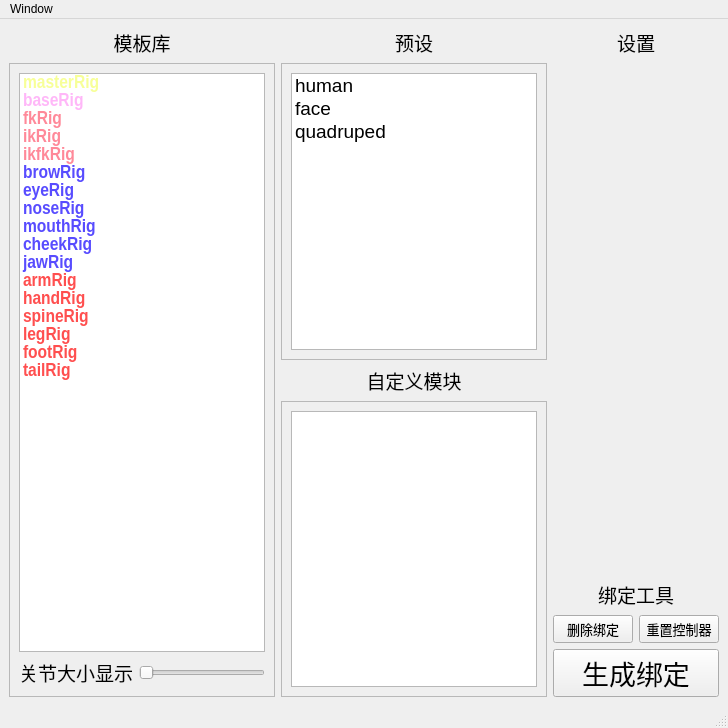
The window that res/ui/bind_modular/ui/bind.ui (MuZiMuZi/muziToolset) describes before a commit, drawn with Qt 5.
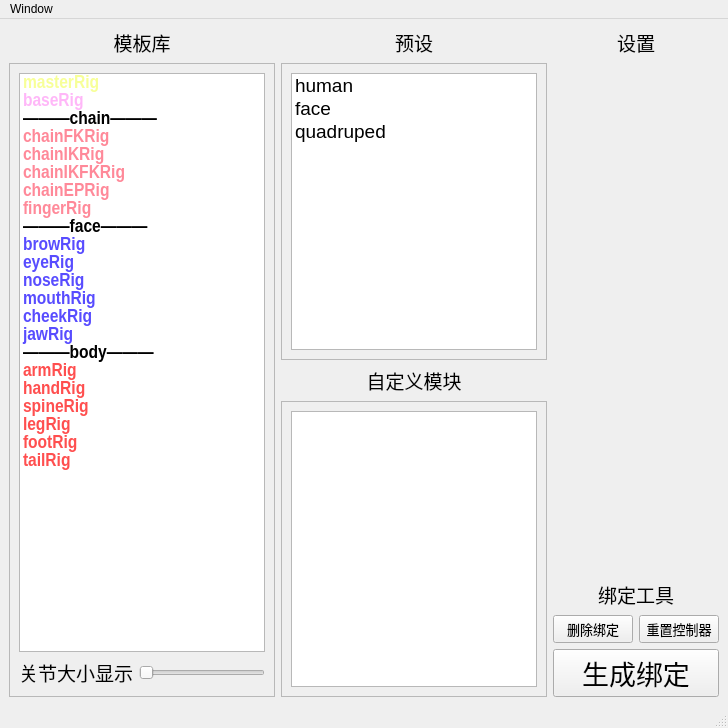
The same window after the commit.

```diff
--- a/res/ui/bind_modular/ui/bind.ui
+++ b/res/ui/bind_modular/ui/bind.ui
@@ -211,7 +211,15 @@
               </item>
               <item>
                <property name="text">
-                <string>fkRig</string>
+                <string>———chain———</string>
+               </property>
+               <property name="flags">
+                <set>NoItemFlags</set>
+               </property>
+              </item>
+              <item>
+               <property name="text">
+                <string>chainFKRig</string>
                </property>
                <property name="background">
                 <brush brushstyle="NoBrush">
@@ -234,7 +242,7 @@
               </item>
               <item>
                <property name="text">
-                <string>ikRig</string>
+                <string>chainIKRig</string>
                </property>
                <property name="foreground">
                 <brush brushstyle="SolidPattern">
@@ -248,7 +256,7 @@
               </item>
               <item>
                <property name="text">
-                <string>ikfkRig</string>
+                <string>chainIKFKRig</string>
                </property>
                <property name="font">
                 <font>
@@ -268,6 +276,42 @@
                 </brush>
                </property>
               </item>
+              <item>
+               <property name="text">
+                <string>chainEPRig</string>
+               </property>
+               <property name="foreground">
+                <brush brushstyle="SolidPattern">
+                 <color alpha="255">
+                  <red>255</red>
+                  <green>137</green>
+                  <blue>153</blue>
+                 </color>
+                </brush>
+               </property>
+              </item>
+              <item>
+               <property name="text">
+                <string>fingerRig</string>
+               </property>
+               <property name="foreground">
+                <brush brushstyle="SolidPattern">
+                 <color alpha="255">
+                  <red>255</red>
+                  <green>137</green>
+                  <blue>153</blue>
+                 </color>
+                </brush>
+               </property>
+              </item>
+              <item>
+               <property name="text">
+                <string>———face———</string>
+               </property>
+               <property name="flags">
+                <set>NoItemFlags</set>
+               </property>
+              </item>
               <item>
                <property name="text">
                 <string>browRig</string>
@@ -352,6 +396,14 @@
                 </brush>
                </property>
               </item>
+              <item>
+               <property name="text">
+                <string>———body———</string>
+               </property>
+               <property name="flags">
+                <set>NoItemFlags</set>
+               </property>
+              </item>
               <item>
                <property name="text">
                 <string>armRig</string>
@@ -590,14 +642,18 @@
            </widget>
           </item>
           <item>
-           <layout class="QVBoxLayout" name="set_layout">
-            <property name="topMargin">
-             <number>9</number>
-            </property>
-            <property name="bottomMargin">
-             <number>9</number>
-            </property>
-           </layout>
+           <widget class="QStackedWidget" name="setting_stack">
+            <widget class="QWidget" name="Page1">
+             <layout class="QVBoxLayout" name="set_layout">
+              <property name="topMargin">
+               <number>9</number>
+              </property>
+              <property name="bottomMargin">
+               <number>9</number>
+              </property>
+             </layout>
+            </widget>
+           </widget>
           </item>
           <item>
            <spacer name="verticalSpacer">
```
Left out of the diff: 12 changed lines with no effect on the pictures.
